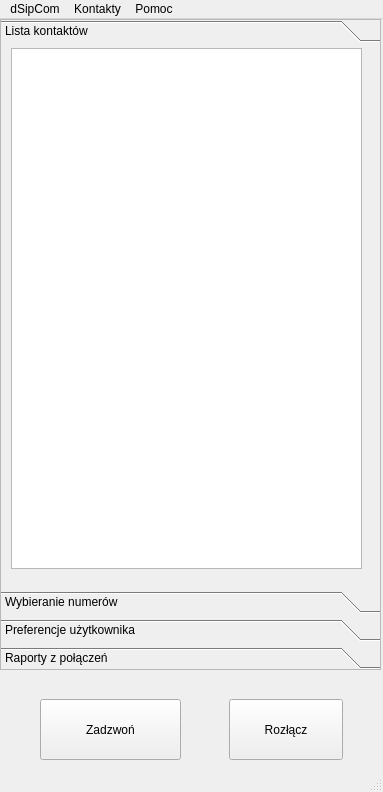
Old version of the form src/dsipcom.ui in the repository dmilith/dsipcom.
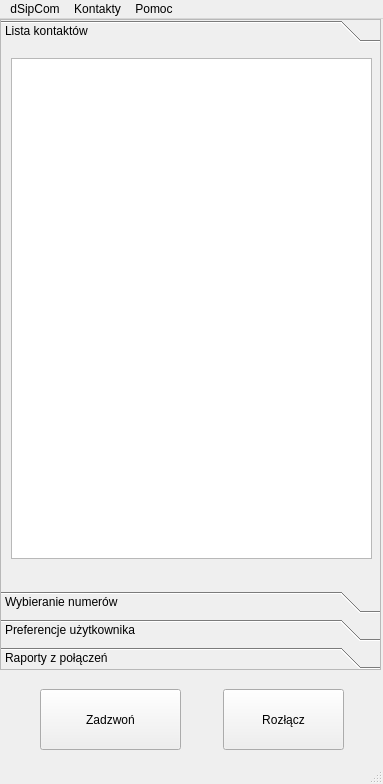
New version of the form. The open tabs and pages were chosen to show the change. Icons and pictures are not drawn.

Commit message: zmieniono nazwę skryptu budującego, aktualizacja gitignore, modyfikacja UI, dodano podstawowego handlera dotyczącego listy kontaktów

```diff
--- a/src/dsipcom.ui
+++ b/src/dsipcom.ui
@@ -6,7 +6,7 @@
     <x>0</x>
     <y>0</y>
     <width>383</width>
-    <height>792</height>
+    <height>784</height>
    </rect>
   </property>
   <property name="acceptDrops" >
@@ -31,14 +31,14 @@
      <x>0</x>
      <y>23</y>
      <width>383</width>
-     <height>746</height>
+     <height>738</height>
     </rect>
    </property>
    <widget class="QPushButton" name="call_button" >
     <property name="geometry" >
      <rect>
       <x>40</x>
-      <y>680</y>
+      <y>670</y>
       <width>141</width>
       <height>61</height>
      </rect>
@@ -66,9 +66,9 @@
    <widget class="QPushButton" name="hang_button" >
     <property name="geometry" >
      <rect>
-      <x>229</x>
-      <y>680</y>
-      <width>114</width>
+      <x>223</x>
+      <y>670</y>
+      <width>121</width>
       <height>61</height>
      </rect>
     </property>
@@ -107,6 +107,9 @@
     <property name="accessibleName" >
      <string>tab_contacts</string>
     </property>
+    <property name="autoFillBackground" >
+     <bool>false</bool>
+    </property>
     <property name="frameShape" >
      <enum>QFrame::StyledPanel</enum>
     </property>
@@ -121,8 +124,8 @@
       <rect>
        <x>0</x>
        <y>0</y>
-       <width>100</width>
-       <height>30</height>
+       <width>377</width>
+       <height>519</height>
       </rect>
      </property>
      <attribute name="label" >
@@ -132,15 +135,23 @@
       <iconset resource="dsipcom.qrc" >
        <normaloff>:/images/images/user_add.png</normaloff>:/images/images/user_add.png</iconset>
      </attribute>
-     <widget class="QTreeView" name="contacts_tree" >
+     <widget class="QListWidget" name="contacts_list" >
       <property name="geometry" >
        <rect>
         <x>10</x>
-        <y>0</y>
-        <width>351</width>
-        <height>521</height>
+        <y>10</y>
+        <width>361</width>
+        <height>501</height>
        </rect>
       </property>
+      <property name="font" >
+       <font>
+        <pointsize>12</pointsize>
+        <weight>75</weight>
+        <bold>true</bold>
+        <stylestrategy>PreferDefault</stylestrategy>
+       </font>
+      </property>
       <property name="cursor" stdset="0" >
        <cursorShape>PointingHandCursor</cursorShape>
       </property>
@@ -733,7 +744,7 @@
    <property name="geometry" >
     <rect>
      <x>0</x>
-     <y>769</y>
+     <y>761</y>
      <width>383</width>
      <height>23</height>
     </rect>
```
Left out of the diff: 4 changed lines with no effect on the pictures. The commit also changes 5 other files.
